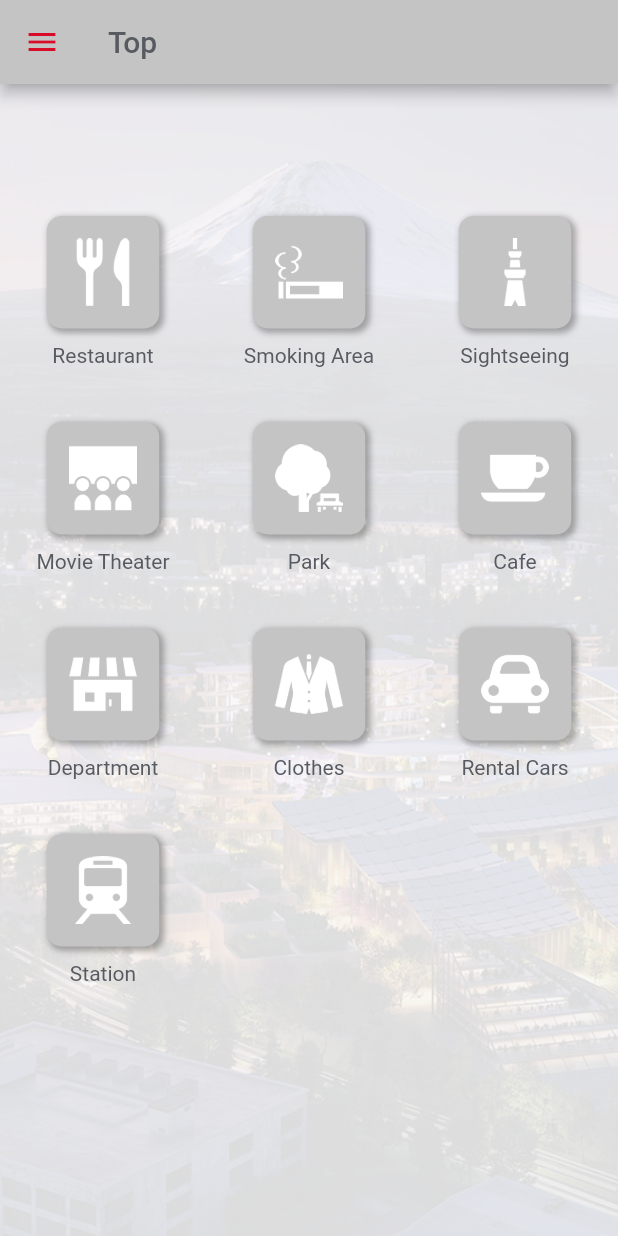
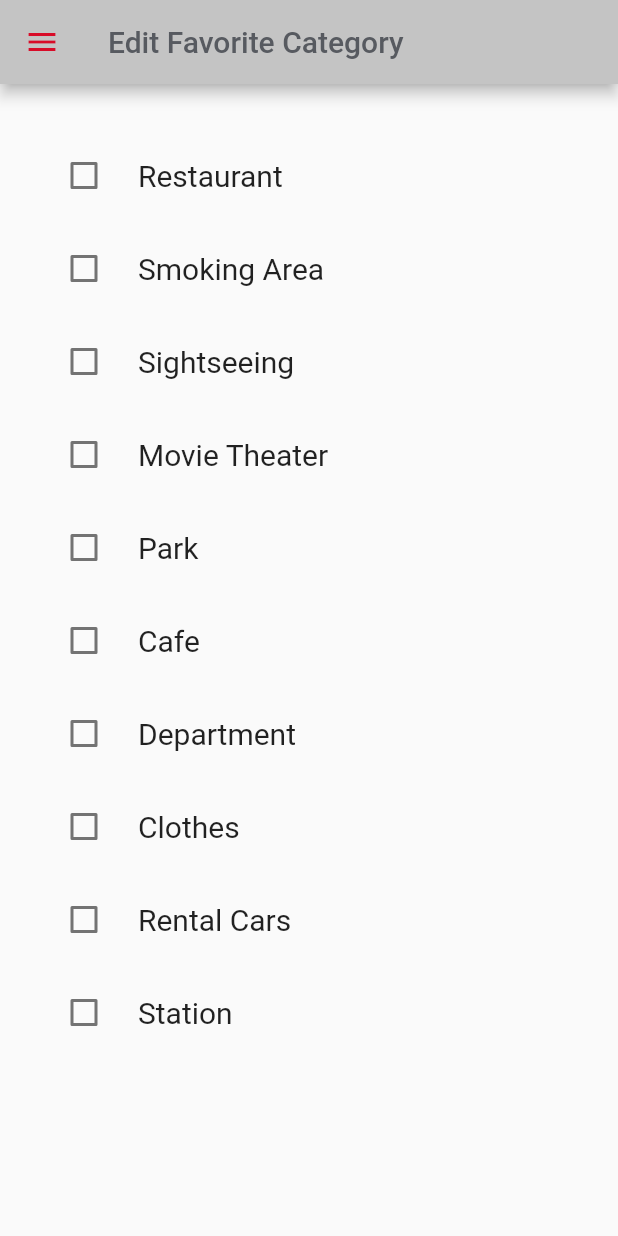
Before and after one commit to naoyuki1115/wovenlog, a Flutter app: the screen it shows after launch, on a phone screen of 412 x 824 dp. Run offline on Flutter 3.47's test engine with Material 2 defaults, Android fonts, the phone set to English and light mode, and no system bars.

Commit message:
WV-37&38: add checklist and return button

```diff
--- a/lib/main.dart
+++ b/lib/main.dart
@@ -1,5 +1,6 @@
 import 'package:flutter/material.dart';
-import 'package:wovenlog/screens/top_screen.dart';
+import '../screens/top_screen.dart';
+import '../screens/top_edit_screen.dart';
 
 void main() {
   runApp(const MyApp());
@@ -12,7 +13,7 @@ class MyApp extends StatelessWidget {
   Widget build(BuildContext context) {
     return MaterialApp(
       title: 'WovenLog',
-      home: TopScreen(),
+      home: TopEditScreen(),
     );
   }
 }
--- a/lib/screens/top_edit_screen.dart
+++ b/lib/screens/top_edit_screen.dart
@@ -1 +1,81 @@
 import 'package:flutter/material.dart';
+
+import '../constants.dart';
+import '../dummy_data/category_list.dart';
+import '../screens/top_screen.dart';
+
+class TopEditScreen extends StatelessWidget {
+  const TopEditScreen({Key? key}) : super(key: key);
+
+  @override
+  Widget build(BuildContext context) {
+    return Scaffold(
+      appBar: AppBar(
+        title: const Text(
+          "Edit Favorite Category",
+          style: TextStyle(color: kFontColor),
+        ),
+        backgroundColor: kAppBarColor,
+        leading: IconButton(
+            icon: const Icon(Icons.menu, color: kPrimaryColor),
+            onPressed: () {
+              Navigator.pop(
+                context,
+                MaterialPageRoute(builder: (context) => const TopScreen()),
+              );
+            }),
+      ),
+      body: const Padding(
+        padding: EdgeInsets.symmetric(vertical: 30.0, horizontal: 20.0),
+        child: CheckBoxListView(),
+      ),
+    );
+  }
+}
+
+class CheckBoxListView extends StatefulWidget {
+  const CheckBoxListView({Key? key}) : super(key: key);
+
+  @override
+  _CheckBoxListViewState createState() => _CheckBoxListViewState();
+}
+
+class _CheckBoxListViewState extends State<CheckBoxListView> {
+  List<bool>? _isChecked;
+
+  @override
+  void initState() {
+    super.initState();
+    _isChecked = List<bool>.filled(categoryList.length, false);
+  }
+
+  @override
+  Widget build(BuildContext context) {
+    return ListView.builder(
+      itemCount: categoryList.length,
+      itemBuilder: (BuildContext context, int index) {
+        return Container(
+          margin: const EdgeInsets.symmetric(vertical: 3.0),
+          decoration: BoxDecoration(
+            color: _isChecked![index] ? kSecondaryColor : Colors.transparent,
+            borderRadius: BorderRadius.circular(10),
+          ),
+          child: CheckboxListTile(
+            activeColor: kPrimaryColor,
+            title: Text(
+              categoryList[index].name,
+              style: const TextStyle(fontSize: 20),
+            ),
+            value: _isChecked![index],
+            controlAffinity: ListTileControlAffinity.leading,
+            onChanged: (val) {
+              setState(() {
+                _isChecked![index] = val!;
+              });
+            },
+          ),
+        );
+      },
+    );
+  }
+}
--- a/lib/screens/top_screen.dart
+++ b/lib/screens/top_screen.dart
@@ -1,6 +1,7 @@
 import 'package:flutter/material.dart';
 import 'package:wovenlog/dummy_data/category_list.dart';
 import 'package:wovenlog/constants.dart';
+import '../screens/top_edit_screen.dart';
 
 class TopScreen extends StatelessWidget {
   const TopScreen({Key? key}) : super(key: key);
@@ -14,9 +15,14 @@ class TopScreen extends StatelessWidget {
           style: TextStyle(color: kFontColor),
         ),
         backgroundColor: kAppBarColor,
-        leading: const IconButton(
-          icon: Icon(Icons.menu, color: kPrimaryColor),
-          onPressed: null,
+        leading: IconButton(
+          icon: const Icon(Icons.menu, color: kPrimaryColor),
+          onPressed: () {
+            Navigator.push(
+              context,
+              MaterialPageRoute(builder: (context) => const TopEditScreen()),
+            );
+          },
         ),
       ),
       body: Stack(
@@ -58,9 +64,7 @@ class TopScreen extends StatelessWidget {
 }
 
 class GridViewSection extends StatelessWidget {
-  const GridViewSection({
-    Key? key,
-  }) : super(key: key);
+  const GridViewSection({Key? key}) : super(key: key);
 
   @override
   Widget build(BuildContext context) {
```
